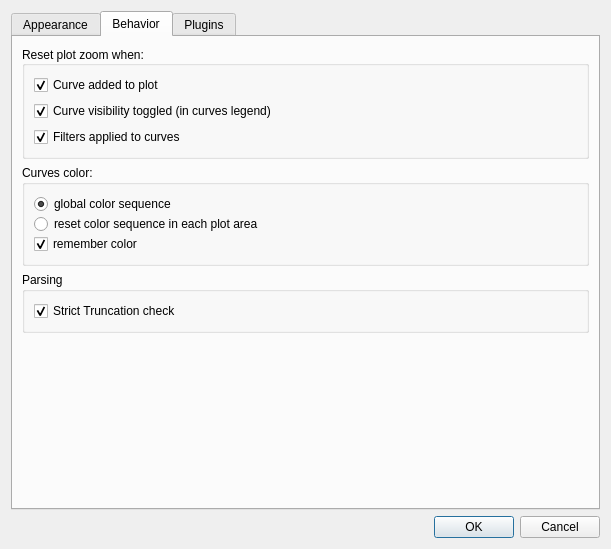
Old version of the form plotjuggler_app/preferences_dialog.ui in the repository yuanzhongqiao/PlotJuggler.
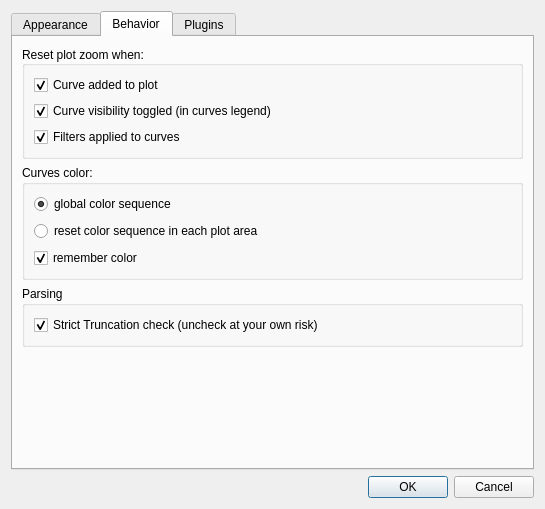
New version of the form. The open tabs and pages were chosen to show the change.

Commit message: fix issue #929 : numerical truncation

Diff of the .ui file:
```diff
--- a/plotjuggler_app/preferences_dialog.ui
+++ b/plotjuggler_app/preferences_dialog.ui
@@ -6,8 +6,8 @@
    <rect>
     <x>0</x>
     <y>0</y>
-    <width>611</width>
-    <height>549</height>
+    <width>545</width>
+    <height>509</height>
    </rect>
   </property>
   <property name="minimumSize">
@@ -219,7 +219,7 @@
          <property name="minimumSize">
           <size>
            <width>0</width>
-           <height>40</height>
+           <height>0</height>
           </size>
          </property>
          <property name="title">
@@ -268,7 +268,7 @@
        <item>
         <widget class="QGroupBox" name="groupBox">
          <property name="sizePolicy">
-          <sizepolicy hsizetype="Expanding" vsizetype="Preferred">
+          <sizepolicy hsizetype="Preferred" vsizetype="Preferred">
            <horstretch>0</horstretch>
            <verstretch>0</verstretch>
           </sizepolicy>
@@ -278,7 +278,7 @@
          </property>
          <layout class="QVBoxLayout" name="verticalLayout_2">
           <property name="spacing">
-           <number>0</number>
+           <number>7</number>
           </property>
           <item>
            <widget class="QRadioButton" name="radioGlobalColorIndex">
@@ -322,7 +322,7 @@
              <string>&lt;html&gt;&lt;head/&gt;&lt;body&gt;&lt;p&gt;PlotJuggler uses double (64bits) internally.&lt;/p&gt;&lt;p&gt;This means that integer numbers with more than 52 significant bits &lt;span style=&quot; font-weight:700;&quot;&gt;can not be represented&lt;/span&gt; exactly.&lt;/p&gt;&lt;p&gt;Disabling this check, you allow static type convertion and accept some degree of  numerical errors. &lt;/p&gt;&lt;/body&gt;&lt;/html&gt;</string>
             </property>
             <property name="text">
-             <string>Strict Truncation check</string>
+             <string>Strict Truncation check (uncheck at your own risk)</string>
             </property>
             <property name="checked">
              <bool>true</bool>
```
The commit also changes 1 other file.
